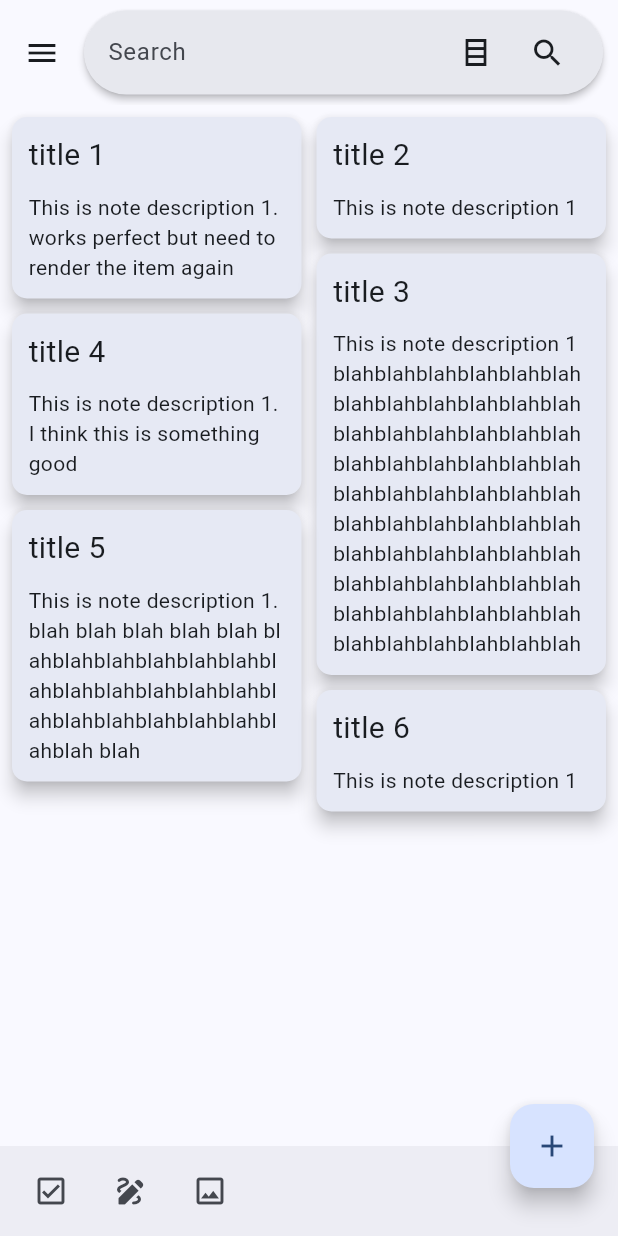
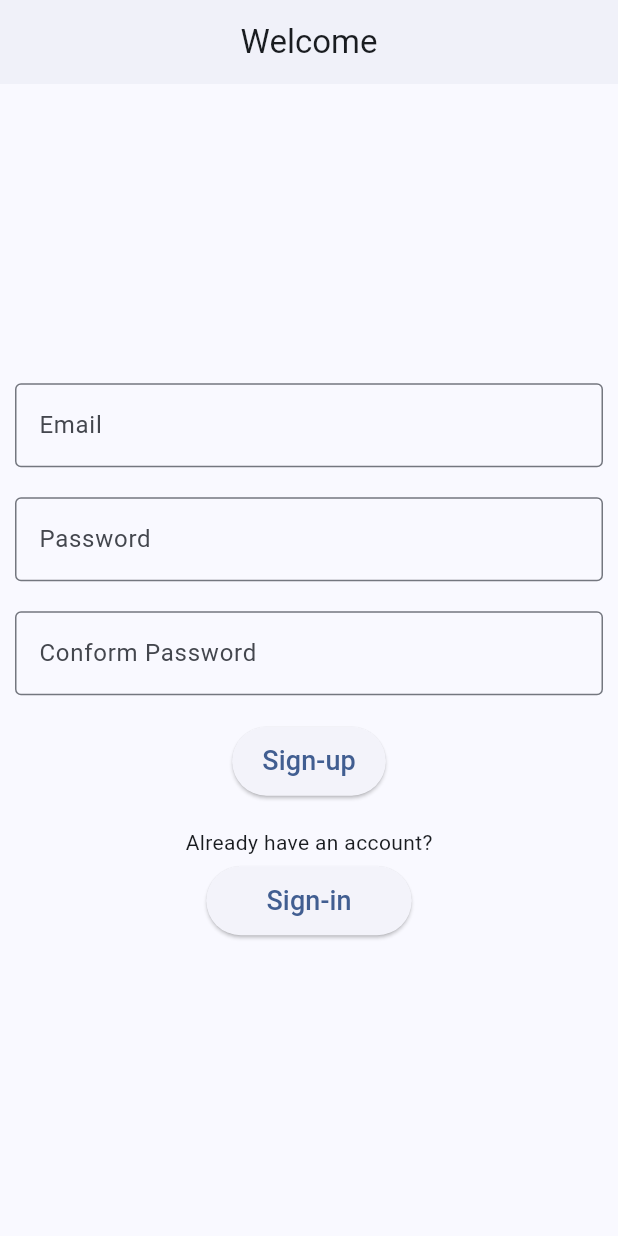
Before and after one commit to akodali9/todo_list, a Flutter app: the screen it shows after launch, on a phone screen of 412 x 824 dp. Run offline on Flutter 3.47's test engine with Material 2 defaults, Android fonts, the phone set to English and light mode, and no system bars; our stand-ins replace shared_preferences.

```diff
--- /dev/null
+++ b/lib/features/auth/auth_screen.dart
@@ -0,0 +1,281 @@
+import 'package:flutter/material.dart';
+
+class AuthScreen extends StatefulWidget {
+  const AuthScreen({super.key});
+
+  @override
+  State<AuthScreen> createState() => _AuthScreenState();
+}
+
+class _AuthScreenState extends State<AuthScreen> {
+  TextEditingController emailcontroller = TextEditingController(text: "");
+  TextEditingController passwordcontroller = TextEditingController(text: "");
+  TextEditingController conformpasswordcontroller =
+      TextEditingController(text: "");
+
+  bool showpass = true;
+  bool conformshowpass = true;
+  bool showSignup = true;
+  @override
+  void initState() {
+    super.initState();
+  }
+
+  @override
+  Widget build(BuildContext context) {
+    return SafeArea(
+      child: Scaffold(
+        appBar: AppBar(
+          elevation: 1,
+          centerTitle: true,
+          title: const Text("Welcome"),
+        ),
+        body: Center(
+          child: SingleChildScrollView(
+            child: Padding(
+              padding: const EdgeInsets.all(10.0),
+              child: showSignup
+                  ? Form(
+                      child: Column(
+                        children: [
+                          TextFormField(
+                            decoration: const InputDecoration(
+                              label: Text("Email"),
+                              border: OutlineInputBorder(),
+                            ),
+                            onChanged: (emailvalue) {
+                              emailcontroller.value =
+                                  TextEditingValue(text: emailvalue);
+                            },
+                            controller: emailcontroller,
+                          ),
+                          const SizedBox(
+                            height: 20,
+                          ),
+                          TextFormField(
+                            obscureText: showpass,
+                            enableSuggestions: false,
+                            autocorrect: false,
+                            onChanged: (passval) {
+                              setState(() {
+                                passwordcontroller.value =
+                                    TextEditingValue(text: passval);
+                              });
+                            },
+                            decoration: InputDecoration(
+                                suffixIcon: passwordcontroller.text != ""
+                                    ? IconButton(
+                                        icon: showpass
+                                            ? const Icon(Icons.remove_red_eye)
+                                            : const Icon(
+                                                Icons.hide_source_rounded),
+                                        onPressed: () {
+                                          setState(() {
+                                            if (showpass == true) {
+                                              showpass = false;
+                                            } else {
+                                              showpass = true;
+                                            }
+                                          });
+                                        },
+                                      )
+                                    : const SizedBox(),
+                                // label: const Text("Password"),
+                                border: const OutlineInputBorder(),
+                                labelText: "Password"),
+                            controller: passwordcontroller,
+                          ),
+                          const SizedBox(
+                            height: 20,
+                          ),
+                          TextFormField(
+                            obscureText: conformshowpass,
+                            enableSuggestions: false,
+                            autocorrect: false,
+                            onChanged: (passval) {
+                              setState(() {
+                                conformpasswordcontroller.value =
+                                    TextEditingValue(text: passval);
+                              });
+                            },
+                            decoration: InputDecoration(
+                                suffixIcon: conformpasswordcontroller.text != ""
+                                    ? IconButton(
+                                        icon: conformshowpass
+                                            ? const Icon(Icons.remove_red_eye)
+                                            : const Icon(
+                                                Icons.hide_source_rounded),
+                                        onPressed: () {
+                                          setState(() {
+                                            if (conformshowpass == true) {
+                                              conformshowpass = false;
+                                            } else {
+                                              conformshowpass = true;
+                                            }
+                                          });
+                                        },
+                                      )
+                                    : const SizedBox(),
+                                // label: const Text("Password"),
+                                border: const OutlineInputBorder(),
+                                labelText: "Conform Password"),
+                            controller: conformpasswordcontroller,
+                          ),
+                          const SizedBox(
+                            height: 20,
+                          ),
+                          ElevatedButton(
+                            style: const ButtonStyle(
+                              padding: MaterialStatePropertyAll(
+                                EdgeInsets.symmetric(
+                                    vertical: 10, horizontal: 20),
+                              ),
+                            ),
+                            onPressed: () {},
+                            child: const Text(
+                              "Sign-up",
+                              style: TextStyle(
+                                fontSize: 18,
+                              ),
+                            ),
+                          ),
+                          const SizedBox(
+                            height: 20,
+                          ),
+                          const Text("Already have an account?"),
+                          const SizedBox(
+                            height: 5,
+                          ),
+                          ElevatedButton(
+                            style: const ButtonStyle(
+                              padding: MaterialStatePropertyAll(
+                                EdgeInsets.symmetric(
+                                    vertical: 10, horizontal: 40),
+                              ),
+                            ),
+                            onPressed: () {
+                              setState(() {
+                                showSignup = false;
+                                emailcontroller.clear();
+                                passwordcontroller.clear();
+                                conformpasswordcontroller.clear();
+                              });
+                            },
+                            child: const Text(
+                              "Sign-in",
+                              style: TextStyle(
+                                fontSize: 18,
+                              ),
+                            ),
+                          ),
+                        ],
+                      ),
+                    )
+                  : Form(
+                      child: Column(
+                        crossAxisAlignment: CrossAxisAlignment.center,
+                        mainAxisAlignment: MainAxisAlignment.center,
+                        children: [
+                          TextFormField(
+                            decoration: const InputDecoration(
+                              label: Text("Email"),
+                              border: OutlineInputBorder(),
+                            ),
+                            onChanged: (emailvalue) {
+                              emailcontroller.value =
+                                  TextEditingValue(text: emailvalue);
+                            },
+                            controller: emailcontroller,
+                          ),
+                          const SizedBox(
+                            height: 20,
+                          ),
+                          TextFormField(
+                            obscureText: showpass,
+                            enableSuggestions: false,
+                            autocorrect: false,
+                            onChanged: (passval) {
+                              setState(() {
+                                passwordcontroller.value =
+                                    TextEditingValue(text: passval);
+                              });
+                            },
+                            decoration: InputDecoration(
+                                suffixIcon: passwordcontroller.text != ""
+                                    ? IconButton(
+                                        icon: showpass
+                                            ? const Icon(Icons.remove_red_eye)
+                                            : const Icon(
+                                                Icons.hide_source_rounded),
+                                        onPressed: () {
+                                          setState(() {
+                                            if (showpass == true) {
+                                              showpass = false;
+                                            } else {
+                                              showpass = true;
+                                            }
+                                          });
+                                        },
+                                      )
+                                    : const SizedBox(),
+                                // label: const Text("Password"),
+                                border: const OutlineInputBorder(),
+                                labelText: "Password"),
+                            controller: passwordcontroller,
+                          ),
+                          const SizedBox(
+                            height: 20,
+                          ),
+                          ElevatedButton(
+                            style: const ButtonStyle(
+                              padding: MaterialStatePropertyAll(
+                                EdgeInsets.symmetric(
+                                    vertical: 10, horizontal: 20),
+                              ),
+                            ),
+                            onPressed: () {},
+                            child: const Text(
+                              "Sign-in",
+                              style: TextStyle(
+                                fontSize: 18,
+                              ),
+                            ),
+                          ),
+                          const SizedBox(
+                            height: 20,
+                          ),
+                          const Text("Don't have an account?"),
+                          const SizedBox(
+                            height: 5,
+                          ),
+                          ElevatedButton(
+                            style: const ButtonStyle(
+                              padding: MaterialStatePropertyAll(
+                                EdgeInsets.symmetric(
+                                    vertical: 10, horizontal: 40),
+                              ),
+                            ),
+                            onPressed: () {
+                              setState(() {
+                                showSignup = true;
+                                emailcontroller.clear();
+                                passwordcontroller.clear();
+                              });
+                            },
+                            child: const Text(
+                              "Sign-up",
+                              style: TextStyle(
+                                fontSize: 18,
+                              ),
+                            ),
+                          ),
+                        ],
+                      ),
+                    ),
+            ),
+          ),
+        ),
+      ),
+    );
+  }
+}
--- a/lib/functions/itemaxisalignmentcount.dart
+++ b/lib/functions/itemaxisalignmentcount.dart
@@ -11,6 +11,8 @@ int crossAxisAlignmentCountItem(context) {
     crossAxisCount_ = 3;
   } else if (screenWidthsize >= 350) {
     crossAxisCount_ = 2;
+  } else if (screenWidthsize >= 300) {
+    crossAxisCount_ = 2;
   } else if (screenWidthsize >= 280) {
     crossAxisCount_ = 1;
   } else {
--- a/lib/main.dart
+++ b/lib/main.dart
@@ -1,7 +1,9 @@
 import 'package:flutter/material.dart';
 import 'package:provider/provider.dart';
 import 'package:todo_list/components/navigation.dart';
+import 'package:todo_list/features/auth/auth_screen.dart';
 import 'package:todo_list/features/search/search.dart';
+import 'package:todo_list/features/settings/settings_page.dart';
 import 'package:todo_list/features/tasks/note_edit_area.dart';
 import 'package:todo_list/features/tasks/tasks.dart';
 import 'package:todo_list/models/drawer_item.dart';
@@ -22,6 +24,7 @@ void main() async {
           create: (context) => GridSettings(isGridPrevActive),
         ),
       ],
+      // child: MainApp(isGridPrevActive: isGridPrevActive),
       child: MainApp(isGridPrevActive: isGridPrevActive),
     ),
   );
@@ -36,26 +39,10 @@ class MainApp extends StatefulWidget {
 }
 
 class _MainAppState extends State<MainApp> {
+  bool authstatus = true;
   // final Color schemaColorHex = const Color(0XFF1f1f1f);
   final Color schemaColorHex = const Color(0XFF0f2546);
   int crossAxisCount = 1;
-
-  // void gridAligment() {
-  //   setState(() {
-  //     gridIconBool = false;
-  //   });
-  // }
-
-  // void colAligment() {
-  //   setState(() {
-  //     gridIconBool = true;
-  //   });
-  // }
-
-  // @override
-  // void initState() {
-  //   super.initState();
-  // }
 
   @override
   Widget build(BuildContext context) {
@@ -63,12 +50,13 @@ class _MainAppState extends State<MainApp> {
       DrawerItem(
           icon: const Icon(Icons.feedback),
           name: " Feedback",
-        onpress: () {},
-      ),
+          // onpress: () {},
+          routename: ""),
       DrawerItem(
         icon: const Icon(Icons.settings),
         name: " Settings",
-        onpress: () {},
+        // onpress: () => Navigator.of(context).pushNamed(SettingsPage.routename),
+        routename: SettingsPage.routename,
       ),
     ];
     bool isGridViewActive = Provider.of<GridSettings>(context).isGridActive;
@@ -88,7 +76,29 @@ class _MainAppState extends State<MainApp> {
         brightness: Brightness.dark,
       ),
       onGenerateRoute: (settings) => generateRoutes(settings),
-      home: SafeArea(
+      // home: HomeScreen(isGridViewActive: isGridViewActive, drawerCustomItems: drawerCustomItems),
+      home: authstatus
+          ? const AuthScreen()
+          : HomeScreen(
+              isGridViewActive: isGridViewActive,
+              drawerCustomItems: drawerCustomItems),
+    );
+  }
+}
+
+class HomeScreen extends StatelessWidget {
+  const HomeScreen({
+    super.key,
+    required this.isGridViewActive,
+    required this.drawerCustomItems,
+  });
+
+  final bool isGridViewActive;
+  final List<DrawerItem> drawerCustomItems;
+
+  @override
+  Widget build(BuildContext context) {
+    return SafeArea(
       child: Scaffold(
         body: NestedScrollView(
           floatHeaderSlivers: true,
@@ -141,7 +151,6 @@ class _MainAppState extends State<MainApp> {
           ),
         ),
       ),
-      ),
     );
   }
 }
--- a/lib/models/drawer_item.dart
+++ b/lib/models/drawer_item.dart
@@ -3,11 +3,13 @@ import 'package:flutter/material.dart';
 class DrawerItem {
   final Icon icon;
   final String name;
-  final VoidCallback onpress;
+  final String routename;
+  // final VoidCallback onpress;
 
   DrawerItem({
     required this.icon,
     required this.name,
-    required this.onpress,
+    required this.routename,
+    // required this.onpress,
   });
 }
--- a/lib/providers/grid_provider.dart
+++ b/lib/providers/grid_provider.dart
@@ -19,7 +19,6 @@ class GridSettings extends ChangeNotifier {
   setGridStatus(bool val) async {
     isGridActive = val;
     await UserSimplePreferences.saveGridActiveData(isGridActive);
-    print(isGridActive);
     notifyListeners();
   }
 
--- /dev/null
+++ b/package.json
@@ -0,0 +1,5 @@
+{
+  "dependencies": {
+    "body-parser": "^1.20.2"
+  }
+}
```
Also changed, not shown: lib/features/settings/settings_page.dart (added, +31 -0 lines), lib/router.dart (+7 -2 lines), lib/widgets/drawertile.dart (+7 -1 lines), package-lock.json (added), 4 other files. Lines whose indentation alone changed are shown as unchanged.
